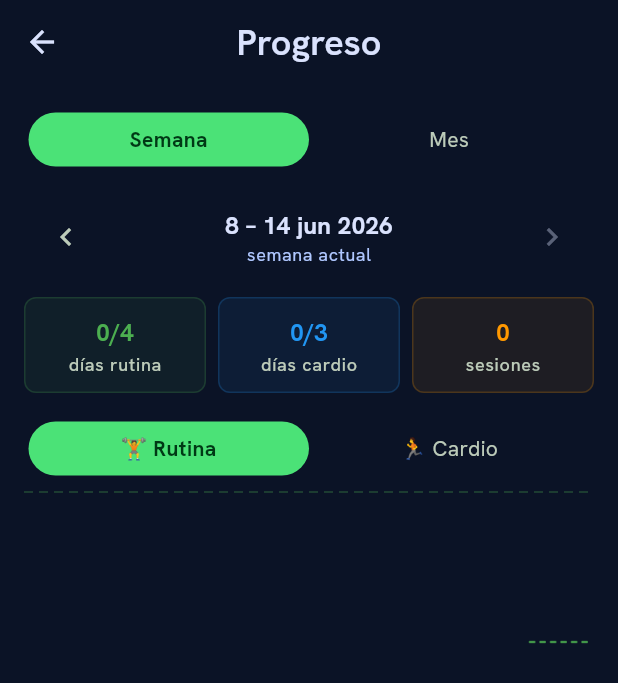
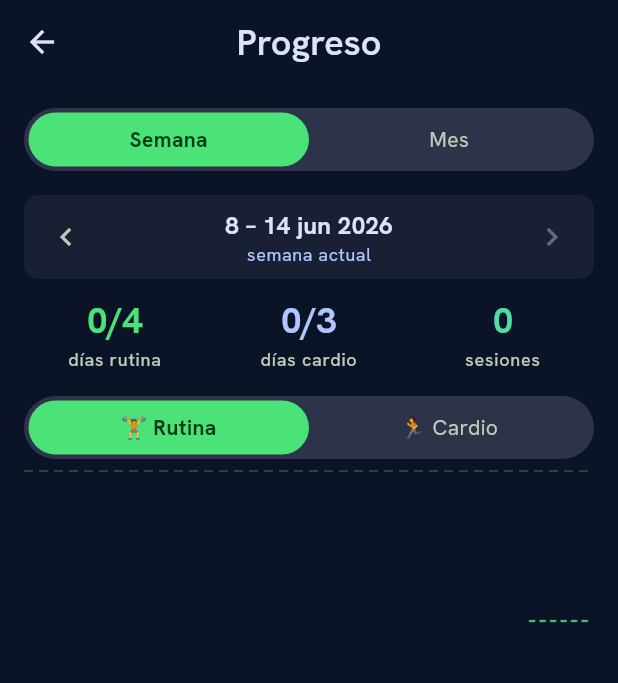
Before and after one commit to JesusZelayaG/kiolog, a Flutter app: the _ExerciseView screen opened directly, after a tap on the "bar chart" icon, on a phone screen of 412 x 824 dp. Shown: the top 683 px of the screen. Run offline on Flutter 3.47's test engine with Material 3 defaults, Android fonts, the phone set to English and light mode, and no system bars; our stand-ins replace drift, equatable, flutter_bloc, flutter_local_notifications, get_it, go_router and 4 more; accounts and stored records are empty; generated files the repository leaves out were written again.

Commit message:
feat(exercise): Vitality Dark redesign for all exercise pages
Co-Authored-By: Claude Sonnet 4.6 <noreply@anthropic.com>

```diff
--- a/lib/features/exercise/presentation/pages/exercise_page.dart
+++ b/lib/features/exercise/presentation/pages/exercise_page.dart
@@ -5,6 +5,8 @@ import 'package:kiolog/core/domain/app_module.dart';
 import 'package:kiolog/core/modules/cubit/modules_cubit.dart';
 import 'package:kiolog/core/modules/cubit/modules_state.dart';
 import 'package:kiolog/shared/widgets/inactive_module_page.dart';
+import 'package:kiolog/shared/widgets/vitality_card.dart';
+import 'package:kiolog/shared/widgets/vitality_progress_bar.dart';
 import '../../../../core/di/injection.dart';
 import '../../domain/models/independent_exercise_log.dart';
 import '../../domain/repositories/exercise_repository.dart';
@@ -133,7 +135,7 @@ class _ExerciseViewState extends State<_ExerciseView> {
         child: Column(
           mainAxisAlignment: MainAxisAlignment.center,
           children: [
-            const Icon(Icons.fitness_center, size: 64, color: Colors.grey),
+            Icon(Icons.fitness_center, size: 64, color: Theme.of(context).colorScheme.onSurfaceVariant),
             const SizedBox(height: 16),
             Text(
               'Sin plan de ejercicio',
@@ -145,7 +147,7 @@ class _ExerciseViewState extends State<_ExerciseView> {
               textAlign: TextAlign.center,
             ),
             const SizedBox(height: 24),
-            FilledButton.icon(
+            ElevatedButton.icon(
               onPressed: () => _showCreatePlanDialog(context),
               icon: const Icon(Icons.add),
               label: const Text('Crear plan'),
@@ -209,7 +211,7 @@ class _ExerciseViewState extends State<_ExerciseView> {
               decoration: BoxDecoration(
                 color: done >= goal
                     ? theme.colorScheme.tertiaryContainer
-                    : theme.colorScheme.surfaceVariant,
+                    : theme.colorScheme.surfaceContainerHighest,
                 borderRadius: BorderRadius.circular(12),
               ),
               child: Text(
@@ -225,29 +227,25 @@ class _ExerciseViewState extends State<_ExerciseView> {
           ],
         ),
         const SizedBox(height: 6),
-        LinearProgressIndicator(
+        VitalityProgressBar(
           value: goal > 0 ? (done / goal).clamp(0.0, 1.0) : 0,
-          backgroundColor: theme.colorScheme.surfaceVariant,
           color: theme.colorScheme.tertiary,
-          borderRadius: BorderRadius.circular(2),
         ),
         const SizedBox(height: 10),
         if (state.routines.isEmpty)
-          Card(
-            child: Padding(
+          VitalityCard(
             padding: const EdgeInsets.all(16),
             child: Column(
               children: [
                 const Text('Sin días de rutina configurados.',
                     textAlign: TextAlign.center),
                 const SizedBox(height: 12),
-                  FilledButton.icon(
+                ElevatedButton.icon(
                   onPressed: () => _showAddRoutineDialog(context, state),
                   icon: const Icon(Icons.add),
                   label: const Text('Agregar día de rutina'),
                 ),
               ],
-              ),
             ),
           )
         else
@@ -285,9 +283,9 @@ class _ExerciseViewState extends State<_ExerciseView> {
             ? theme.colorScheme.primary
             : theme.colorScheme.outline;
     final Color bgColor = isCompleted
-        ? theme.colorScheme.tertiaryContainer.withOpacity(0.3)
+        ? theme.colorScheme.tertiaryContainer.withValues(alpha: 0.3)
         : isExpanded
-            ? theme.colorScheme.primaryContainer.withOpacity(0.2)
+            ? theme.colorScheme.primaryContainer.withValues(alpha: 0.2)
             : Colors.transparent;
 
     return Card(
@@ -314,7 +312,7 @@ class _ExerciseViewState extends State<_ExerciseView> {
                     radius: 14,
                     backgroundColor: isCompleted
                         ? theme.colorScheme.tertiary
-                        : theme.colorScheme.surfaceVariant,
+                        : theme.colorScheme.surfaceContainerHighest,
                     child: isCompleted
                         ? Icon(Icons.check,
                             size: 14,
@@ -596,7 +594,7 @@ class _ExerciseViewState extends State<_ExerciseView> {
                 },
                 child: const Text('Cancelar'),
               ),
-              FilledButton(
+              ElevatedButton(
                 onPressed: () {
                   final name = nameCtrl.text.trim();
                   final sets = int.tryParse(setsCtrl.text);
@@ -670,7 +668,7 @@ class _ExerciseViewState extends State<_ExerciseView> {
             onPressed: () => Navigator.pop(dialogContext),
             child: const Text('Cancelar'),
           ),
-          FilledButton(
+          ElevatedButton(
             onPressed: () {
               context.read<ExerciseBloc>().add(ExerciseRoutineItemDeleted(
                     itemId: item.id,
@@ -678,8 +676,9 @@ class _ExerciseViewState extends State<_ExerciseView> {
                   ));
               Navigator.pop(dialogContext);
             },
-            style: FilledButton.styleFrom(
+            style: ElevatedButton.styleFrom(
               backgroundColor: Theme.of(context).colorScheme.error,
+              foregroundColor: Theme.of(context).colorScheme.onError,
             ),
             child: const Text('Eliminar'),
           ),
@@ -710,7 +709,7 @@ class _ExerciseViewState extends State<_ExerciseView> {
               decoration: BoxDecoration(
                 color: done >= goal
                     ? theme.colorScheme.tertiaryContainer
-                    : theme.colorScheme.surfaceVariant,
+                    : theme.colorScheme.surfaceContainerHighest,
                 borderRadius: BorderRadius.circular(12),
               ),
               child: Text(
@@ -726,11 +725,8 @@ class _ExerciseViewState extends State<_ExerciseView> {
           ],
         ),
         const SizedBox(height: 6),
-        LinearProgressIndicator(
+        VitalityProgressBar(
           value: goal > 0 ? (done / goal).clamp(0.0, 1.0) : 0,
-          backgroundColor: theme.colorScheme.surfaceVariant,
-          color: theme.colorScheme.primary,
-          borderRadius: BorderRadius.circular(2),
         ),
         const SizedBox(height: 10),
         ...state.weeklyCardioLogs.map((log) => _buildCardioItem(context, log)),
@@ -748,8 +744,10 @@ class _ExerciseViewState extends State<_ExerciseView> {
     final theme = Theme.of(context);
     final weekday = _weekdayName(log.date.weekday);
     final icon = _cardioIcon(log.cardioType);
-    return Card(
-      margin: const EdgeInsets.only(bottom: 6),
+    return Padding(
+      padding: const EdgeInsets.only(bottom: 6),
+      child: VitalityCard(
+        padding: EdgeInsets.zero,
         child: ListTile(
           leading: Text(icon, style: const TextStyle(fontSize: 20)),
           title: Text(log.cardioType),
@@ -771,6 +769,7 @@ class _ExerciseViewState extends State<_ExerciseView> {
                 visualDensity: VisualDensity.compact,
               ),
             ],
+          ),
         ),
       ),
     );
@@ -832,7 +831,7 @@ class _ExerciseViewState extends State<_ExerciseView> {
               onPressed: () => Navigator.pop(dialogContext),
               child: const Text('Cancelar'),
             ),
-            FilledButton(
+            ElevatedButton(
               onPressed: () {
                 final duration = int.tryParse(durationCtrl.text);
                 if (duration == null || duration <= 0) return;
@@ -896,8 +895,10 @@ class _ExerciseViewState extends State<_ExerciseView> {
     final weightStr =
         log.weightKg != null ? ' @ ${log.weightKg}kg' : '';
     final weekday = _weekdayName(log.date.weekday);
-    return Card(
-      margin: const EdgeInsets.only(bottom: 6),
+    return Padding(
+      padding: const EdgeInsets.only(bottom: 6),
+      child: VitalityCard(
+        padding: EdgeInsets.zero,
         child: ListTile(
           title: Text(log.exerciseName),
           subtitle: Text('${log.sets}×${log.reps}$weightStr · $weekday'),
@@ -908,6 +909,7 @@ class _ExerciseViewState extends State<_ExerciseView> {
                 .read<ExerciseBloc>()
                 .add(IndependentExerciseDeleted(sessionId: log.sessionId)),
             visualDensity: VisualDensity.compact,
+          ),
         ),
       ),
     );
@@ -968,7 +970,7 @@ class _ExerciseViewState extends State<_ExerciseView> {
             onPressed: () => Navigator.pop(dialogContext),
             child: const Text('Cancelar'),
           ),
-          FilledButton(
+          ElevatedButton(
             onPressed: () {
               final name = nameCtrl.text.trim();
               final sets = int.tryParse(setsCtrl.text);
@@ -1012,7 +1014,7 @@ class _ExerciseViewState extends State<_ExerciseView> {
     return SafeArea(
       child: Padding(
         padding: const EdgeInsets.fromLTRB(16, 8, 16, 8),
-        child: FilledButton.icon(
+        child: ElevatedButton.icon(
           onPressed: enabled
               ? () => context.read<ExerciseBloc>().add(
                     ExerciseSessionStarted(
@@ -1027,7 +1029,7 @@ class _ExerciseViewState extends State<_ExerciseView> {
               : state.routines.isEmpty
                   ? 'Sin rutinas configuradas'
                   : 'Iniciar rutina del día'),
-          style: FilledButton.styleFrom(
+          style: ElevatedButton.styleFrom(
             minimumSize: const Size.fromHeight(48),
           ),
         ),
@@ -1049,7 +1051,7 @@ class _ExerciseViewState extends State<_ExerciseView> {
         width: double.infinity,
         padding: const EdgeInsets.symmetric(vertical: 10),
         decoration: BoxDecoration(
-          border: Border.all(color: color.withOpacity(0.5), width: 1),
+          border: Border.all(color: color.withValues(alpha: 0.5), width: 1),
           borderRadius: BorderRadius.circular(8),
         ),
         child: Center(
@@ -1094,7 +1096,7 @@ class _ExerciseViewState extends State<_ExerciseView> {
             onPressed: () => Navigator.pop(dialogContext),
             child: const Text('Cancelar'),
           ),
-          FilledButton(
+          ElevatedButton(
             onPressed: () {
               if (nameController.text.isNotEmpty) {
                 context.read<ExerciseBloc>().add(
@@ -1141,7 +1143,7 @@ class _ExerciseViewState extends State<_ExerciseView> {
             onPressed: () => Navigator.pop(dialogContext),
             child: const Text('Cancelar'),
           ),
-          FilledButton(
+          ElevatedButton(
             onPressed: () {
               if (controller.text.isNotEmpty) {
                 context.read<ExerciseBloc>().add(
--- a/lib/features/exercise/presentation/pages/exercise_progress_page.dart
+++ b/lib/features/exercise/presentation/pages/exercise_progress_page.dart
@@ -3,6 +3,7 @@ import 'dart:math' show sqrt;
 import 'package:flutter/foundation.dart' show listEquals;
 import 'package:flutter/material.dart';
 import 'package:flutter_bloc/flutter_bloc.dart';
+import 'package:kiolog/shared/widgets/stat_chip.dart';
 
 import '../bloc/exercise_bloc.dart';
 import '../bloc/exercise_state.dart';
@@ -61,7 +62,7 @@ class _ExerciseProgressPageState extends State<ExerciseProgressPage> {
     final theme = Theme.of(context);
     return Container(
       decoration: BoxDecoration(
-        color: theme.colorScheme.surfaceVariant,
+        color: theme.colorScheme.surfaceContainerHighest,
         borderRadius: BorderRadius.circular(24),
       ),
       padding: const EdgeInsets.all(3),
@@ -118,7 +119,7 @@ class _ExerciseProgressPageState extends State<ExerciseProgressPage> {
     return Container(
       padding: const EdgeInsets.symmetric(horizontal: 4, vertical: 4),
       decoration: BoxDecoration(
-        color: theme.colorScheme.surfaceVariant.withOpacity(0.4),
+        color: theme.colorScheme.surfaceContainerHighest.withValues(alpha: 0.4),
         borderRadius: BorderRadius.circular(10),
       ),
       child: Row(
@@ -230,47 +231,16 @@ class _ExerciseProgressPageState extends State<ExerciseProgressPage> {
   }
 
   Widget _buildSemanaChips(BuildContext context, ExerciseState state) {
+    final theme = Theme.of(context);
     final s = _semanaStats(state);
     return Row(
       children: [
-        _chip(context, '${s.routineDays}/${state.routineDaysGoal}',
-            'días rutina', Colors.green),
+        Expanded(child: StatChip(value: '${s.routineDays}/${state.routineDaysGoal}', label: 'días rutina', color: theme.colorScheme.primary)),
         const SizedBox(width: 8),
-        _chip(context, '${s.cardioDays}/${state.cardioDaysGoal}',
-            'días cardio', Colors.blue),
+        Expanded(child: StatChip(value: '${s.cardioDays}/${state.cardioDaysGoal}', label: 'días cardio', color: theme.colorScheme.tertiary)),
         const SizedBox(width: 8),
-        _chip(context, '${s.sessions}', 'sesiones', Colors.orange),
+        Expanded(child: StatChip(value: '${s.sessions}', label: 'sesiones', color: theme.colorScheme.secondary)),
       ],
-    );
-  }
-
-  Widget _chip(
-      BuildContext context, String value, String label, Color color) {
-    final theme = Theme.of(context);
-    return Expanded(
-      child: Container(
-        padding: const EdgeInsets.symmetric(vertical: 10),
-        decoration: BoxDecoration(
-          color: color.withOpacity(0.08),
-          borderRadius: BorderRadius.circular(8),
-          border: Border.all(color: color.withOpacity(0.2)),
-        ),
-        child: Column(
-          children: [
-            Text(
-              value,
-              style: theme.textTheme.titleMedium
-                  ?.copyWith(color: color, fontWeight: FontWeight.bold),
-            ),
-            const SizedBox(height: 2),
-            Text(
-              label,
-              style: theme.textTheme.labelSmall
-                  ?.copyWith(color: theme.colorScheme.onSurfaceVariant),
-            ),
-          ],
-        ),
-      ),
     );
   }
 
@@ -297,13 +267,14 @@ class _ExerciseProgressPageState extends State<ExerciseProgressPage> {
         : 0;
     final sessions = totalRoutine + totalCardio;
 
+    final theme = Theme.of(context);
     return Row(
       children: [
-        _chip(context, '$routinePct%', 'rutina', Colors.green),
+        Expanded(child: StatChip(value: '$routinePct%', label: 'rutina', color: theme.colorScheme.primary)),
         const SizedBox(width: 8),
-        _chip(context, '$cardioPct%', 'cardio', Colors.blue),
+        Expanded(child: StatChip(value: '$cardioPct%', label: 'cardio', color: theme.colorScheme.tertiary)),
         const SizedBox(width: 8),
-        _chip(context, '$sessions', 'sesiones', Colors.orange),
+        Expanded(child: StatChip(value: '$sessions', label: 'sesiones', color: theme.colorScheme.secondary)),
       ],
     );
   }
@@ -311,7 +282,7 @@ class _ExerciseProgressPageState extends State<ExerciseProgressPage> {
   Widget _buildChartToggle(BuildContext context) {
     return Container(
       decoration: BoxDecoration(
-        color: Theme.of(context).colorScheme.surfaceVariant,
+        color: Theme.of(context).colorScheme.surfaceContainerHighest,
         borderRadius: BorderRadius.circular(24),
       ),
       padding: const EdgeInsets.all(3),
@@ -327,6 +298,7 @@ class _ExerciseProgressPageState extends State<ExerciseProgressPage> {
   }
 
   Widget _buildWeekBarChartWidget(ExerciseState state) {
+    final cs = Theme.of(context).colorScheme;
     final isRutina = _chart == _Chart.rutina;
     final goal = isRutina ? state.routineDaysGoal : state.cardioDaysGoal;
     final bars = state.weeklyStats
@@ -336,13 +308,14 @@ class _ExerciseProgressPageState extends State<ExerciseProgressPage> {
       height: 120,
       child: _WeekBarChart(
         bars: bars,
-        barColor: isRutina ? Colors.green : Colors.blue,
+        barColor: isRutina ? cs.primary : cs.tertiary,
         lastBarIsPartial: true,
       ),
     );
   }
 
   Widget _buildMonthBarChartWidget(ExerciseState state) {
+    final cs = Theme.of(context).colorScheme;
     final isRutina = _chart == _Chart.rutina;
     final goal = isRutina ? state.routineDaysGoal : state.cardioDaysGoal;
     final now = DateTime.now().toUtc();
@@ -359,7 +332,7 @@ class _ExerciseProgressPageState extends State<ExerciseProgressPage> {
       height: 120,
       child: _WeekBarChart(
         bars: bars,
-        barColor: isRutina ? Colors.green : Colors.blue,
+        barColor: isRutina ? cs.primary : cs.tertiary,
         lastBarIsPartial: _monthOffset == 0,
       ),
     );
@@ -429,14 +402,14 @@ class _BarChartPainter extends CustomPainter {
     final barW = size.width / bars.length;
     const pad = 4.0;
 
-    final filledPaint = Paint()..color = barColor.withOpacity(0.8);
-    final partialFill = Paint()..color = barColor.withOpacity(0.2);
+    final filledPaint = Paint()..color = barColor.withValues(alpha: 0.8);
+    final partialFill = Paint()..color = barColor.withValues(alpha: 0.2);
     final dashBorder = Paint()
-      ..color = barColor.withOpacity(0.6)
+      ..color = barColor.withValues(alpha: 0.6)
       ..style = PaintingStyle.stroke
       ..strokeWidth = 1.5;
     final goalLine = Paint()
-      ..color = barColor.withOpacity(0.35)
+      ..color = barColor.withValues(alpha: 0.35)
       ..strokeWidth = 1;
 
     // Dashed horizontal goal line at y=0 (100%)
```
Also changed, not shown: lib/features/exercise/presentation/pages/exercise_config_page.dart (+8 -4 lines), lib/features/exercise/presentation/pages/exercise_session_page.dart (+13 -8 lines). Lines whose indentation alone changed are shown as unchanged.
